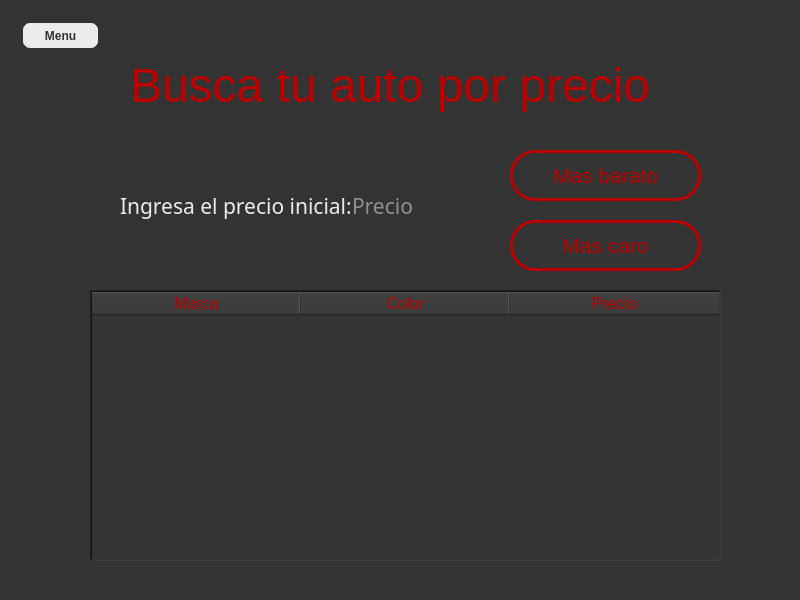
Above: Views/paginaBusqueda.ui from Nikoll713/Aplicacion_RentCar before the change. Below: the same form after it.
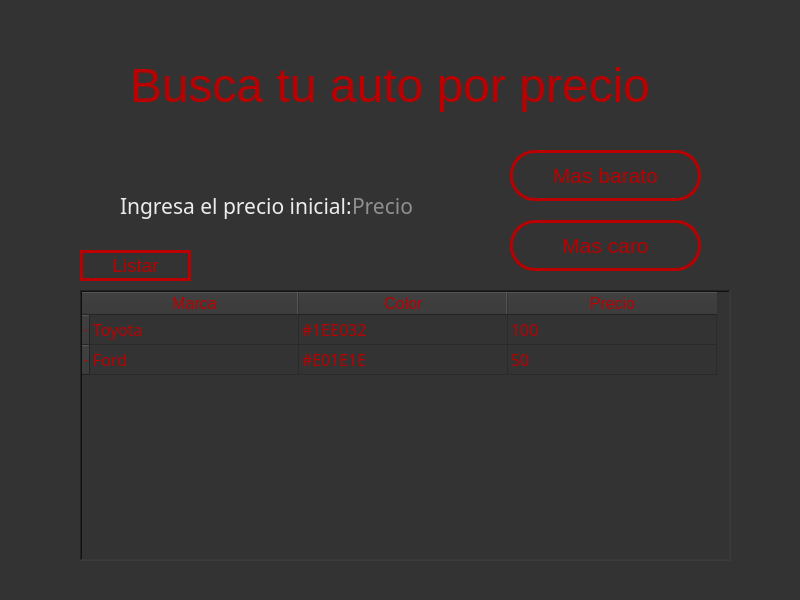
That is the form after the change.

Commit message: Sistema de busqueda terminado

```diff
--- a/Views/paginaBusqueda.ui
+++ b/Views/paginaBusqueda.ui
@@ -146,9 +146,9 @@
    <widget class="QTableWidget" name="table_auto">
     <property name="geometry">
      <rect>
-      <x>90</x>
+      <x>80</x>
       <y>290</y>
-      <width>631</width>
+      <width>651</width>
       <height>271</height>
      </rect>
     </property>
@@ -172,6 +172,16 @@
     <attribute name="horizontalHeaderDefaultSectionSize">
      <number>209</number>
     </attribute>
+    <row>
+     <property name="text">
+      <string>-</string>
+     </property>
+    </row>
+    <row>
+     <property name="text">
+      <string>-</string>
+     </property>
+    </row>
     <column>
      <property name="text">
       <string>Marca</string>
@@ -205,32 +215,115 @@
       </font>
      </property>
     </column>
+    <item row="0" column="0">
+     <property name="text">
+      <string>Toyota</string>
+     </property>
+     <property name="foreground">
+      <brush brushstyle="NoBrush">
+       <color alpha="255">
+        <red>236</red>
+        <green>236</green>
+        <blue>236</blue>
+       </color>
+      </brush>
+     </property>
+    </item>
+    <item row="0" column="1">
+     <property name="text">
+      <string>#1EE032</string>
+     </property>
+     <property name="foreground">
+      <brush brushstyle="NoBrush">
+       <color alpha="255">
+        <red>236</red>
+        <green>236</green>
+        <blue>236</blue>
+       </color>
+      </brush>
+     </property>
+    </item>
+    <item row="0" column="2">
+     <property name="text">
+      <string>100</string>
+     </property>
+     <property name="foreground">
+      <brush brushstyle="NoBrush">
+       <color alpha="255">
+        <red>236</red>
+        <green>236</green>
+        <blue>236</blue>
+       </color>
+      </brush>
+     </property>
+    </item>
+    <item row="1" column="0">
+     <property name="text">
+      <string>Ford</string>
+     </property>
+     <property name="foreground">
+      <brush brushstyle="NoBrush">
+       <color alpha="255">
+        <red>236</red>
+        <green>236</green>
+        <blue>236</blue>
+       </color>
+      </brush>
+     </property>
+    </item>
+    <item row="1" column="1">
+     <property name="text">
+      <string>#E01E1E</string>
+     </property>
+     <property name="foreground">
+      <brush brushstyle="NoBrush">
+       <color alpha="255">
+        <red>236</red>
+        <green>236</green>
+        <blue>236</blue>
+       </color>
+      </brush>
+     </property>
+    </item>
+    <item row="1" column="2">
+     <property name="text">
+      <string>50</string>
+     </property>
+     <property name="foreground">
+      <brush brushstyle="NoBrush">
+       <color alpha="255">
+        <red>236</red>
+        <green>236</green>
+        <blue>236</blue>
+       </color>
+      </brush>
+     </property>
+    </item>
    </widget>
    <widget class="QPushButton" name="pushButton">
     <property name="geometry">
      <rect>
-      <x>20</x>
-      <y>20</y>
-      <width>81</width>
+      <x>80</x>
+      <y>250</y>
+      <width>111</width>
       <height>31</height>
      </rect>
     </property>
     <property name="font">
      <font>
-      <family>Nirmala UI</family>
-      <weight>75</weight>
-      <bold>true</bold>
+      <pointsize>14</pointsize>
      </font>
     </property>
     <property name="styleSheet">
      <string notr="true">border-style: solid;
 border-width: 3px;
-background-color: rgb(236, 236, 236);
-color: rgb(51, 51, 51);
-border-radius: 10px;</string>
+border-color: rgb(186, 0, 0);
+background-color: rgb(51, 51, 51);
+color: rgb(186, 0, 0);
+border-radius: 25px;</string>
     </property>
     <property name="text">
-     <string>Menu</string>
+     <string>Listar</string>
     </property>
    </widget>
   </widget>
```
Left out of the diff: 2 changed lines with no effect on the pictures. The commit also changes 7 other files.
